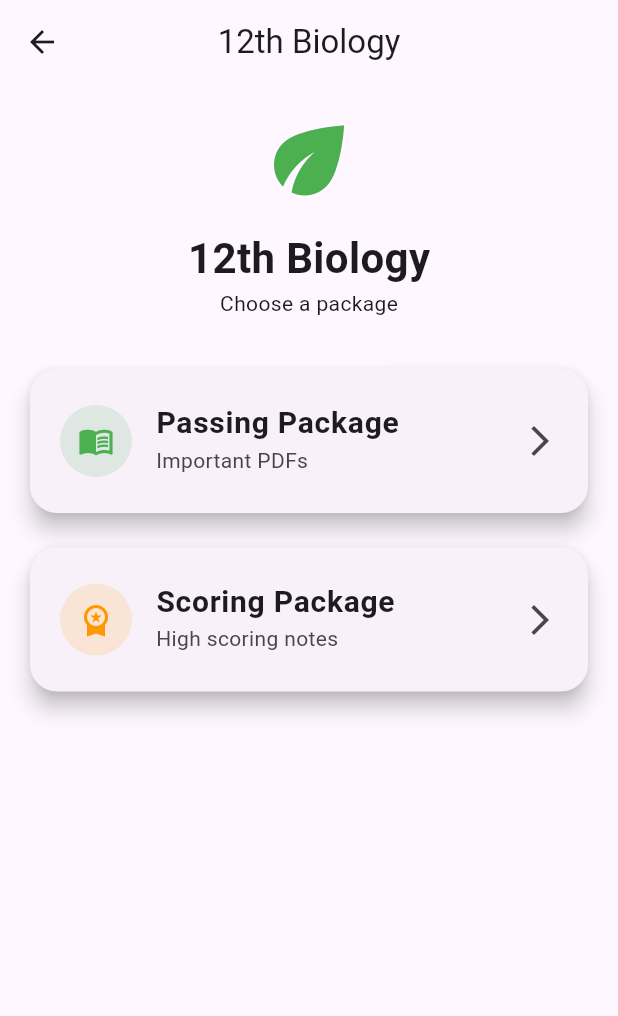
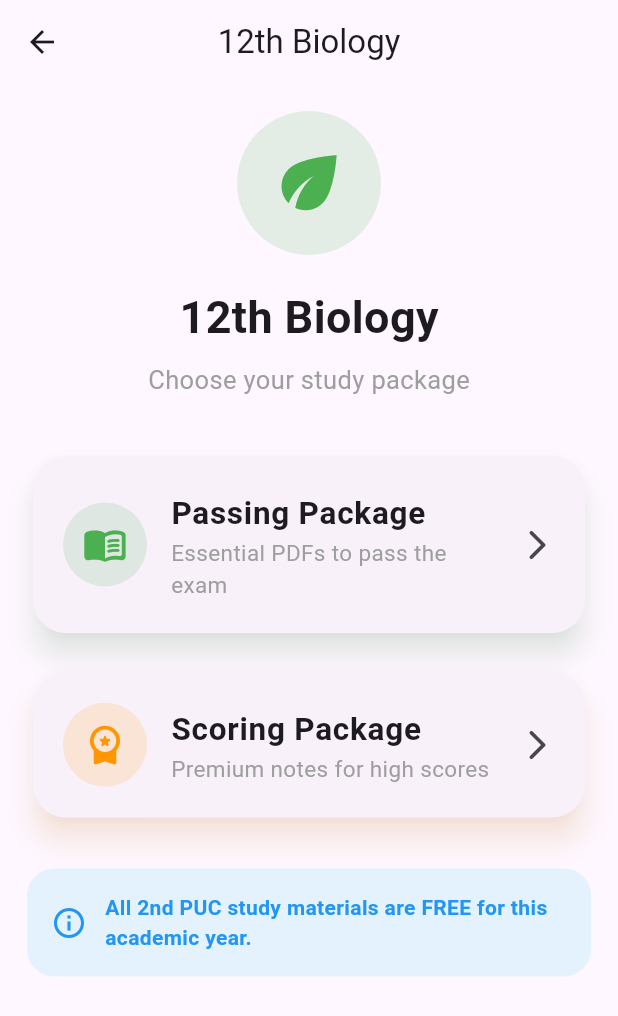
Before and after one commit to adityadu039-360/TopperGuru, a Flutter app: the Subject12Page screen opened directly, on a phone screen of 412 x 824 dp. Shown: the top 1016 px of the screen. Run offline on Flutter 3.47's test engine with Material 3 defaults, Android fonts, the phone set to English and light mode, and no system bars; our stand-ins replace shared_preferences; accounts and stored records are empty.

Commit message:
Improve 2nd PUC Physics page UI

```diff
--- a/lib/class12_physics_page.dart
+++ b/lib/class12_physics_page.dart
@@ -33,32 +33,55 @@ class Subject12Page extends StatelessWidget {
     required this.scoringPage,
   });
 
-  Widget buildCard(BuildContext context, IconData icon, Color color,
-      String title, String subtitle, Widget page) {
+  Widget buildCard({
+    required BuildContext context,
+    required IconData icon,
+    required Color color,
+    required String title,
+    required String subtitle,
+    required Widget page,
+  }) {
     return Card(
-      elevation: 6,
+      elevation: 8,
+      shadowColor: color.withOpacity(0.25),
       shape: RoundedRectangleBorder(
-        borderRadius: BorderRadius.circular(18),
+        borderRadius: BorderRadius.circular(22),
       ),
       child: ListTile(
-        contentPadding:
-        const EdgeInsets.symmetric(horizontal: 20, vertical: 12),
+        contentPadding: const EdgeInsets.symmetric(
+          horizontal: 20,
+          vertical: 14,
+        ),
         leading: CircleAvatar(
-          radius: 24,
+          radius: 28,
           backgroundColor: color.withOpacity(0.15),
-          child: Icon(icon, color: color),
+          child: Icon(
+            icon,
+            color: color,
+            size: 30,
+          ),
         ),
         title: Text(
           title,
           style: const TextStyle(
-              fontSize: 20, fontWeight: FontWeight.bold),
+            fontSize: 21,
+            fontWeight: FontWeight.bold,
+          ),
         ),
-        subtitle: Text(subtitle),
-        trailing: const Icon(Icons.arrow_forward_ios),
+        subtitle: Text(
+          subtitle,
+          style: const TextStyle(
+            fontSize: 15,
+            color: Colors.grey,
+          ),
+        ),
+        trailing: const Icon(Icons.arrow_forward_ios_rounded),
         onTap: () {
           Navigator.push(
             context,
-            MaterialPageRoute(builder: (_) => page),
+            MaterialPageRoute(
+              builder: (_) => page,
+            ),
           );
         },
       ),
@@ -72,36 +95,91 @@ class Subject12Page extends StatelessWidget {
         title: Text(title),
         centerTitle: true,
       ),
-      body: Padding(
-        padding: const EdgeInsets.all(16),
+      body: SingleChildScrollView(
+        padding: const EdgeInsets.all(18),
         child: Column(
           children: [
-            Icon(icon, size: 70, color: color),
-            const SizedBox(height: 10),
+            Hero(
+              tag: title,
+              child: CircleAvatar(
+                radius: 48,
+                backgroundColor: color.withOpacity(0.15),
+                child: Icon(
+                  icon,
+                  color: color,
+                  size: 55,
+                ),
+              ),
+            ),
+
+            const SizedBox(height: 20),
+
             Text(
               title,
               style: const TextStyle(
-                  fontSize: 28,
-                  fontWeight: FontWeight.bold),
+                fontSize: 30,
+                fontWeight: FontWeight.bold,
+              ),
             ),
-            const Text("Choose a package"),
+
+            const SizedBox(height: 8),
+
+            const Text(
+              "Choose your study package",
+              style: TextStyle(
+                fontSize: 17,
+                color: Colors.grey,
+              ),
+            ),
+
+            const SizedBox(height: 35),
+
+            buildCard(
+              context: context,
+              icon: Icons.menu_book_rounded,
+              color: Colors.green,
+              title: "Passing Package",
+              subtitle: "Essential PDFs to pass the exam",
+              page: passingPage,
+            ),
+
+            const SizedBox(height: 18),
+
+            buildCard(
+              context: context,
+              icon: Icons.workspace_premium_rounded,
+              color: Colors.orange,
+              title: "Scoring Package",
+              subtitle: "Premium notes for high scores",
+              page: scoringPage,
+            ),
+
             const SizedBox(height: 30),
-            buildCard(
-              context,
-              Icons.menu_book,
-              Colors.green,
-              "Passing Package",
-              "Important PDFs",
-              passingPage,
-            ),
-            const SizedBox(height: 15),
-            buildCard(
-              context,
-              Icons.workspace_premium,
-              Colors.orange,
-              "Scoring Package",
-              "High scoring notes",
-              scoringPage,
+
+            Container(
+              padding: const EdgeInsets.all(16),
+              decoration: BoxDecoration(
+                color: Colors.blue.shade50,
+                borderRadius: BorderRadius.circular(18),
+              ),
+              child: const Row(
+                children: [
+                  Icon(
+                    Icons.info_outline,
+                    color: Colors.blue,
+                  ),
+                  SizedBox(width: 12),
+                  Expanded(
+                    child: Text(
+                      "All 2nd PUC study materials are FREE for this academic year.",
+                      style: TextStyle(
+                        fontWeight: FontWeight.w600,
+                        color: Colors.blue,
+                      ),
+                    ),
+                  ),
+                ],
+              ),
             ),
           ],
         ),
```
